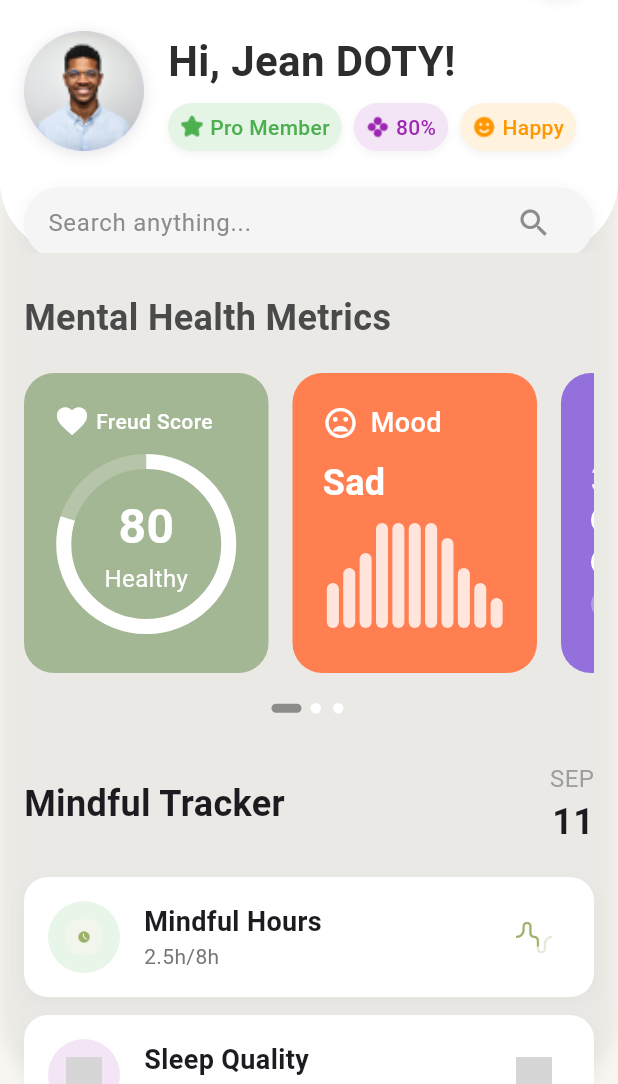
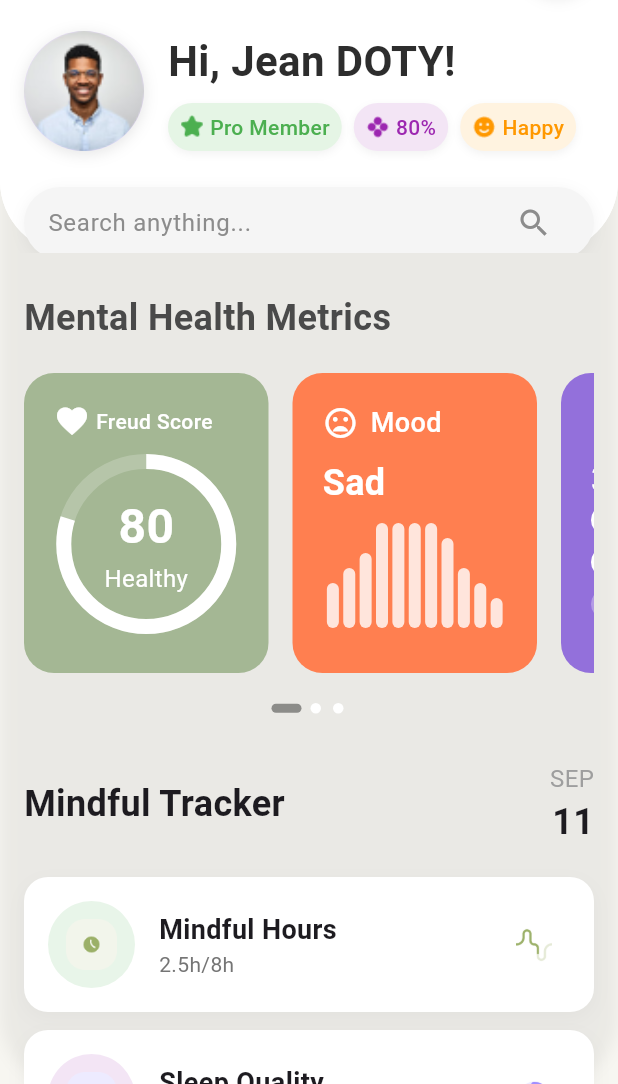
Before and after one commit to david123mbah/lafia, a Flutter app: the HomeScreen screen opened by its route, on a phone screen of 412 x 824 dp, the part 152-1236 px from its top. Run offline on Flutter 3.47's test engine with Material 3 defaults, Android fonts, the phone set to English and light mode, and no system bars; drawn by our look-alikes of percent_indicator; our stand-ins replace get; grey boxes are pictures that could not be loaded.

Commit message:
design stress and mindfull card and added the chart container design

```diff
--- a/lib/widgets/mindfulltracker.dart
+++ b/lib/widgets/mindfulltracker.dart
@@ -13,10 +13,10 @@ class _MindFullTrackerState extends State<MindFullTracker> {
       padding: const EdgeInsets.all(16.0),
       child: Column(
         children: [
-          Row(
+          const Row(
             mainAxisAlignment: MainAxisAlignment.spaceBetween,
             children: [
-              const Text(
+              Text(
                 'Mindful Tracker',
                 style: TextStyle(
                   fontSize: 24,
@@ -26,14 +26,14 @@ class _MindFullTrackerState extends State<MindFullTracker> {
               Column(
                 crossAxisAlignment: CrossAxisAlignment.end,
                 children: [
-                  const Text(
+                  Text(
                     'SEP',
                     style: TextStyle(
                       color: Colors.grey,
                       fontSize: 16,
                     ),
                   ),
-                  const Text(
+                  Text(
                     '11',
                     style: TextStyle(
                       fontSize: 24,
@@ -58,8 +58,8 @@ class _MindFullTrackerState extends State<MindFullTracker> {
           _buildTrackerCard(
             title: 'Sleep Quality',
             value: 'Insomniac (~2h Avg)',
-            leftImagePath: 'lib/assets/Images/sleep_left.png',
-            rightImagePath: 'lib/assets/Images/sleep_right.png',
+            leftImagePath: 'lib/assets/Images/mindicons/sleep.png',
+            rightImagePath: 'lib/assets/Images/mindicons/sleeptime.png',
             color: Colors.purple.shade50,
             onTap: () {
               // Add navigation logic
@@ -68,8 +68,8 @@ class _MindFullTrackerState extends State<MindFullTracker> {
           _buildTrackerCard(
             title: 'Mindful Journal',
             value: '64 Day Streak',
-            leftImagePath: 'lib/assets/Images/journal_left.png',
-            rightImagePath: 'lib/assets/Images/journal_right.png',
+            leftImagePath: 'lib/assets/Images/mindicons/dbbbc.png',
+            rightImagePath: 'lib/assets/Images/mindicons/vcvcv.png',
             color: Colors.orange.shade50,
             trailing: _buildStreakDots(),
             onTap: () {
@@ -128,8 +128,8 @@ class _MindFullTrackerState extends State<MindFullTracker> {
                 ),
                 child: Image.asset(
                   leftImagePath,
-                  width: 24,
-                  height: 24,
+                  width: 34,
+                  height: 34,
                 ),
               ),
               const SizedBox(width: 16),
@@ -176,7 +176,7 @@ class _MindFullTrackerState extends State<MindFullTracker> {
     return Row(
       children: [
         ...List.generate(
-          9,
+          5,
           (index) => Padding(
             padding: const EdgeInsets.only(left: 4),
             child: Container(
@@ -191,7 +191,7 @@ class _MindFullTrackerState extends State<MindFullTracker> {
         ),
         const SizedBox(width: 12),
         Image.asset(
-          'lib/assets/Images/journal_right.png',
+          'lib/assets/Images/mindicons/vcvcv.png',
           width: 24,
           height: 24,
         ),
@@ -203,7 +203,7 @@ class _MindFullTrackerState extends State<MindFullTracker> {
     return _buildTrackerCard(
       title: 'Stress Level',
       value: 'Level 3 (Normal)',
-      leftImagePath: 'lib/assets/Images/stress_left.png',
+      leftImagePath: 'lib/assets/Images/mindicons/davidjjv.png',
       rightImagePath: 'lib/assets/Images/stress_right.png',
       color: Colors.yellow.shade50,
       onTap: onTap,
@@ -228,12 +228,7 @@ class _MindFullTrackerState extends State<MindFullTracker> {
               ],
             ),
           ),
-          const SizedBox(width: 12),
-          Image.asset(
-            'lib/assets/Images/stress_right.png',
-            width: 24,
-            height: 24,
-          ),
+
         ],
       ),
     );
@@ -243,7 +238,7 @@ class _MindFullTrackerState extends State<MindFullTracker> {
     return _buildTrackerCard(
       title: 'Mood Tracker',
       value: '',
-      leftImagePath: 'lib/assets/Images/mood_left.png',
+      leftImagePath: 'lib/assets/Images/mindicons/nem.png',
       rightImagePath: 'lib/assets/Images/mood_right.png',
       color: Colors.grey.shade50,
       onTap: onTap,
@@ -253,13 +248,9 @@ class _MindFullTrackerState extends State<MindFullTracker> {
           Icon(Icons.arrow_forward, color: Colors.grey.shade400, size: 16),
           Text('NEUTRAL', style: TextStyle(color: Colors.grey.shade500)),
           Icon(Icons.arrow_forward, color: Colors.grey.shade400, size: 16),
-          Text('HAPPY', style: TextStyle(color: Colors.green)),
+          const Text('HAPPY', style: TextStyle(color: Colors.green)),
           const SizedBox(width: 12),
-          Image.asset(
-            'lib/assets/Images/mood_right.png',
-            width: 24,
-            height: 24,
-          ),
+
         ],
       ),
     );
--- a/pubspec.yaml
+++ b/pubspec.yaml
@@ -34,6 +34,7 @@ flutter:
 
   assets:
     - lib/assets/Images/
+    - lib/assets/Images/mindicons/
 
 flutter_native_splash:
   color: "#ffffff"
```
Also changed, not shown: lib/widgets/chartcontainer.dart (added, +162 -0 lines), lib/assets/Images/mindicons/davidjjv.png (added), lib/assets/Images/mindicons/dbbbc.png (added), lib/assets/Images/mindicons/nem.png (added), lib/assets/Images/mindicons/sleep.png (added), lib/assets/Images/mindicons/sleeptime.png (added), lib/assets/Images/mindicons/vcvcv.png (added).
